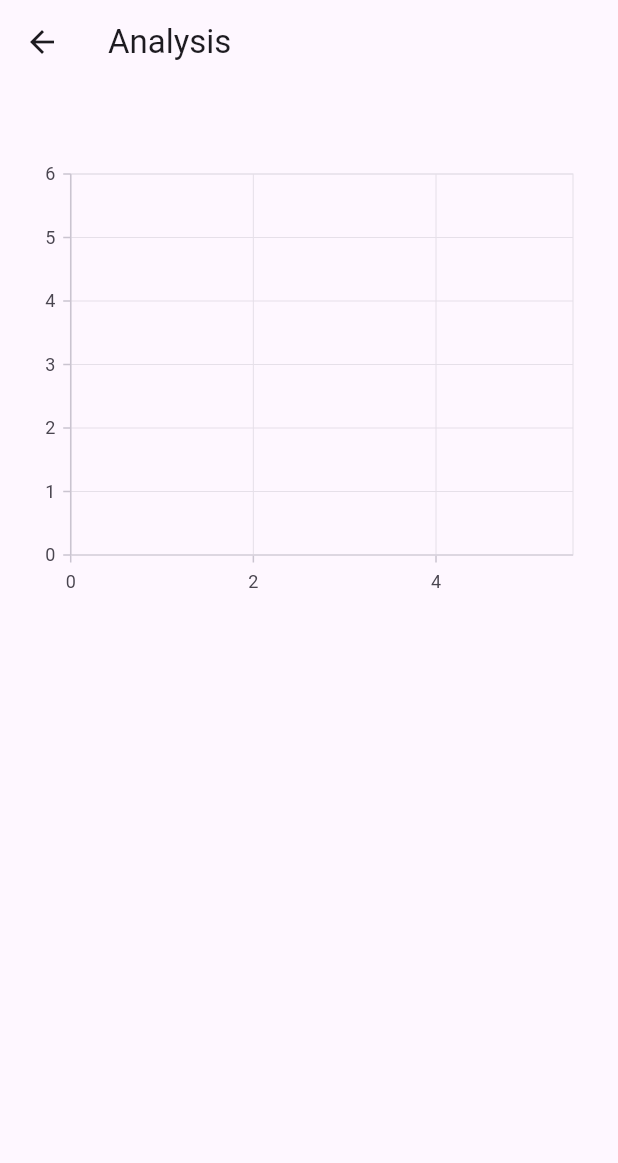
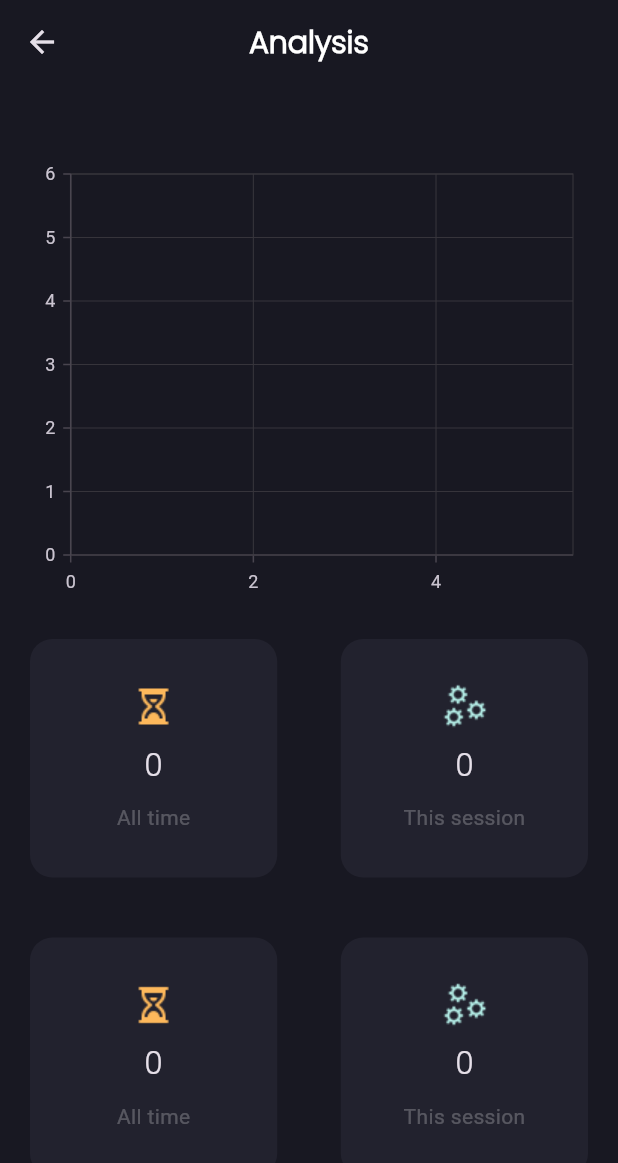
Before and after one commit to Delwn/Main-Project, a Flutter app: the HomeScreen screen opened directly, after a tap on "View History", on a phone screen of 412 x 824 dp. Shown: the top 1163 px of the screen. Run offline on Flutter 3.47's test engine with Material 3 defaults, Android fonts, the phone set to English and light mode, and no system bars; our stand-ins replace cloud_firestore, firebase_auth, firebase_core, fluttertoast, get, google_fonts and 1 more; accounts and stored records are empty; network calls fail.

Commit message:
improved analysis ui

```diff
--- a/main_project_app/lib/Controllers/history_controller.dart
+++ b/main_project_app/lib/Controllers/history_controller.dart
@@ -11,6 +11,12 @@ class VibValue {
 
 class HistoryController extends GetxController {
   final FirebaseFirestore db = Get.find();
+
+  RxInt allTimeFaults = 0.obs;
+  RxInt sessionFaults = 0.obs;
+  RxInt peakRate = 0.obs;
+  RxInt currentRate = 0.obs;
+
   List<VibValue> xValues = <VibValue>[];
   List<VibValue> yValues = <VibValue>[];
 
@@ -22,7 +28,6 @@ class HistoryController extends GetxController {
   @override
   onInit() {
     super.onInit();
-    print("here");
     getHistoryData();
   }
 
@@ -57,6 +62,12 @@ class HistoryController extends GetxController {
       },
       onError: (e) => print("Error getting document: $e"),
     );
+
+    final analysisRef = db.collection("History").doc("analysis");
+    analysisRef.snapshots().listen(
+          onAnalysisEvent,
+          onError: (error) => print("Listen failed: $error"),
+        );
   }
 
   connectToRealTimeDB() {
@@ -88,4 +99,13 @@ class HistoryController extends GetxController {
     });
     print("New value added ${xValues.last.value} index ${xValues.length}");
   }
+
+  onAnalysisEvent(event) {
+    final data = event.data();
+    allTimeFaults.value = data['alltime'] as int ?? 0;
+    peakRate.value = data['peak'] as int ?? 0;
+    currentRate.value = data['current'] as int ?? 0;
+    sessionFaults.value = data['session'] as int ?? 0;
+    update();
+  }
 }
--- a/main_project_app/lib/Controllers/home_controller.dart
+++ b/main_project_app/lib/Controllers/home_controller.dart
@@ -11,6 +11,7 @@ class HomeController extends GetxController {
   RxBool faultOccured = false.obs;
   RxDouble x = 0.0.obs;
   RxDouble y = 0.0.obs;
+  RxDouble z = 0.0.obs;
 
   @override
   void onInit() {
@@ -46,10 +47,12 @@ class HomeController extends GetxController {
     final data = event.data();
     if (faultOccured.value != data['status'] ||
         x.value != data['x'] ||
-        y.value != data['y']) {
+        y.value != data['y'] ||
+        z.value != data['z']) {
       faultOccured.value = data['status'];
       x.value = data['x'] as double;
       y.value = data['y'] as double;
+      z.value = data['z'] as double;
 
       update();
     }
--- a/main_project_app/lib/main.dart
+++ b/main_project_app/lib/main.dart
@@ -10,8 +10,10 @@ Future<void> main() async {
   await Firebase.initializeApp(
     options: DefaultFirebaseOptions.currentPlatform,
   );
-  runApp(const GetMaterialApp(
+  runApp(GetMaterialApp(
     home: SplashScreen(),
     debugShowCheckedModeBanner: false,
+    theme: ThemeData.dark(),
+    themeMode: ThemeMode.dark,
   ));
 }
--- a/main_project_app/lib/screens/history_screen.dart
+++ b/main_project_app/lib/screens/history_screen.dart
@@ -1,5 +1,6 @@
 import 'package:flutter/material.dart';
 import 'package:get/get.dart';
+import 'package:google_fonts/google_fonts.dart';
 import 'package:main_project_app/Controllers/history_controller.dart';
 import 'package:syncfusion_flutter_charts/charts.dart';
 
@@ -9,26 +10,94 @@ class HistoryScreen extends StatelessWidget {
 
   @override
   Widget build(BuildContext context) {
+    final mq = MediaQuery.of(context).size;
     return Scaffold(
+      backgroundColor: Color(0xff181822),
       appBar: AppBar(
-        title: const Text("Analysis"),
+        backgroundColor: Color(0xff181822),
+        centerTitle: true,
+        title: Text("Analysis",
+            style: GoogleFonts.poppins(
+                fontSize: 20,
+                fontWeight: FontWeight.bold,
+                color: Colors.white)),
       ),
       body: Padding(
         padding: const EdgeInsets.symmetric(horizontal: 20),
         child: Column(
-          crossAxisAlignment: CrossAxisAlignment.center,
+          crossAxisAlignment: CrossAxisAlignment.start,
           children: [
-            SizedBox(
+            const SizedBox(
               height: 50,
             ),
             Obx(
               () => SfCartesianChart(
                 series: controller.XLineSeries.value,
+                // backgroundColor: Colors.black,
+                // plotAreaBackgroundColor: Colors.black,
+                // plotAreaBorderColor: Colors.cyan,
+                // borderColor: Colors.cyan,
               ),
             ),
-            SizedBox(
+            const SizedBox(
               height: 20,
             ),
+            Row(
+              mainAxisSize: MainAxisSize.max,
+              mainAxisAlignment: MainAxisAlignment.spaceBetween,
+              children: [
+                AnalysisIconWidget(image: "alltime", text: "All time"),
+                AnalysisIconWidget(image: "current", text: "This session"),
+              ],
+            ),
+            const SizedBox(
+              height: 40,
+            ),
+            Row(
+              mainAxisSize: MainAxisSize.max,
+              mainAxisAlignment: MainAxisAlignment.spaceBetween,
+              children: [
+                AnalysisIconWidget(image: "alltime", text: "All time"),
+                AnalysisIconWidget(image: "current", text: "This session"),
+              ],
+            )
+            // Container(
+            //   decoration: const BoxDecoration(color: Color(0x11000000)),
+            //   padding: EdgeInsets.all(20),
+            //   child: Column(
+            //     crossAxisAlignment: CrossAxisAlignment.center,
+            //     children: [
+            //       const Text("Number of faults"),
+            //       Row(
+            //         mainAxisAlignment: MainAxisAlignment.spaceEvenly,
+            //         children: [
+            //           Obx(() => Text(
+            //               "All time: ${controller.allTimeFaults.value} fault(s)")),
+            //           Obx(() => Text(
+            //               "This session: ${controller.sessionFaults.value} fault(s)")),
+            //         ],
+            //       )
+            //     ],
+            //   ),
+            // ),
+            // Container(
+            //   decoration: const BoxDecoration(color: Color(0x11000000)),
+            //   padding: EdgeInsets.all(20),
+            //   child: Column(
+            //     crossAxisAlignment: CrossAxisAlignment.center,
+            //     children: [
+            //       const Text("Fault rate"),
+            //       Row(
+            //         mainAxisAlignment: MainAxisAlignment.spaceEvenly,
+            //         children: [
+            //           Obx(() => Text("Peak: ${controller.peakRate.value} fpm")),
+            //           Obx(() =>
+            //               Text("Current: ${controller.currentRate.value} fpm")),
+            //         ],
+            //       )
+            //     ],
+            //   ),
+            // ),
             // Obx(() => Text(controller.xValues.last.value.toString())),
           ],
         ),
@@ -36,3 +105,43 @@ class HistoryScreen extends StatelessWidget {
     );
   }
 }
+
+class AnalysisIconWidget extends StatelessWidget {
+  AnalysisIconWidget({super.key, required this.image, required this.text});
+  final HistoryController controller = Get.find();
+  final String image, text;
+  @override
+  Widget build(BuildContext context) {
+    final mq = MediaQuery.of(context).size;
+    return Container(
+      padding: const EdgeInsets.all(30),
+      decoration: const BoxDecoration(
+        color: Color(0xff22222e),
+        borderRadius: BorderRadius.all(Radius.circular(15)),
+      ),
+      width: mq.width / 2.5,
+      child: Column(
+        children: [
+          Image.asset("assets/icons/$image.png"),
+          const SizedBox(
+            height: 10,
+          ),
+          Obx(() => Text(
+                "${controller.allTimeFaults.value}",
+                style: const TextStyle(
+                    fontSize: 20,
+                    fontFamily: "Poppins",
+                    fontWeight: FontWeight.w300),
+              )),
+          const SizedBox(
+            height: 10,
+          ),
+          Text(
+            text,
+            style: const TextStyle(color: Colors.white24),
+          )
+        ],
+      ),
+    );
+  }
+}
--- a/main_project_app/lib/screens/home_screen.dart
+++ b/main_project_app/lib/screens/home_screen.dart
@@ -1,5 +1,4 @@
 import 'package:firebase_auth/firebase_auth.dart';
-import 'package:firebase_database/firebase_database.dart';
 import 'package:flutter/material.dart';
 import 'package:get/get.dart';
 import 'package:google_fonts/google_fonts.dart';
@@ -118,6 +117,13 @@ class HomeScreen extends StatelessWidget {
                               color: Colors.white,
                               fontSize: 18,
                             ),
+                          )),
+                      Obx(() => Text(
+                            "Z: ${controller.z.value}",
+                            style: const TextStyle(
+                              color: Colors.white,
+                              fontSize: 18,
+                            ),
                           ))
                     ],
                   ),
--- a/main_project_app/pubspec.yaml
+++ b/main_project_app/pubspec.yaml
@@ -69,6 +69,7 @@ flutter:
   # To add assets to your application, add an assets section, like this:
   assets:
     - assets/images/
+    - assets/icons/
 
   # An image asset can refer to one or more resolution-specific "variants", see
   # https://flutter.dev/assets-and-images/#resolution-aware
@@ -81,6 +82,10 @@ flutter:
   # "family" key with the font family name, and a "fonts" key with a
   # list giving the asset and other descriptors for the font. For
   # example:
+  fonts:
+    - family: Poppins
+      fonts:
+        - asset: assets/fonts/Poppins-Light.ttf
   # fonts:
   #   - family: Schyler
   #     fonts:
```
Also changed, not shown: main_project_app/assets/fonts/Poppins-Light.ttf (added), main_project_app/assets/icons/alltime.png (added), main_project_app/assets/icons/current.png (added).
